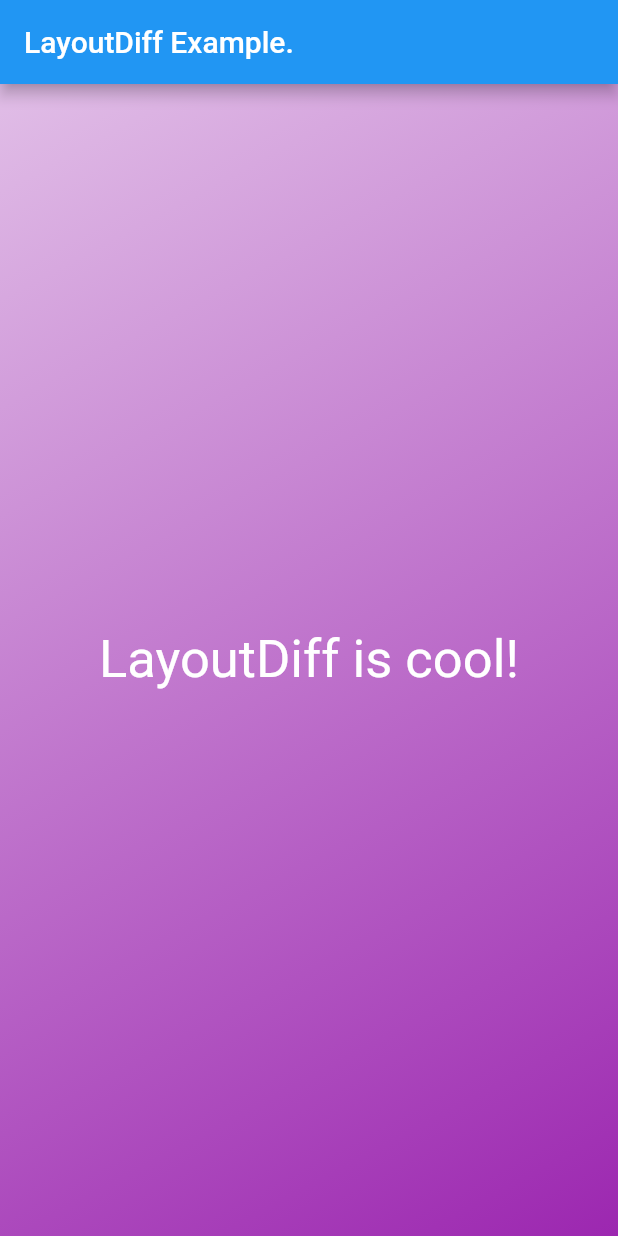
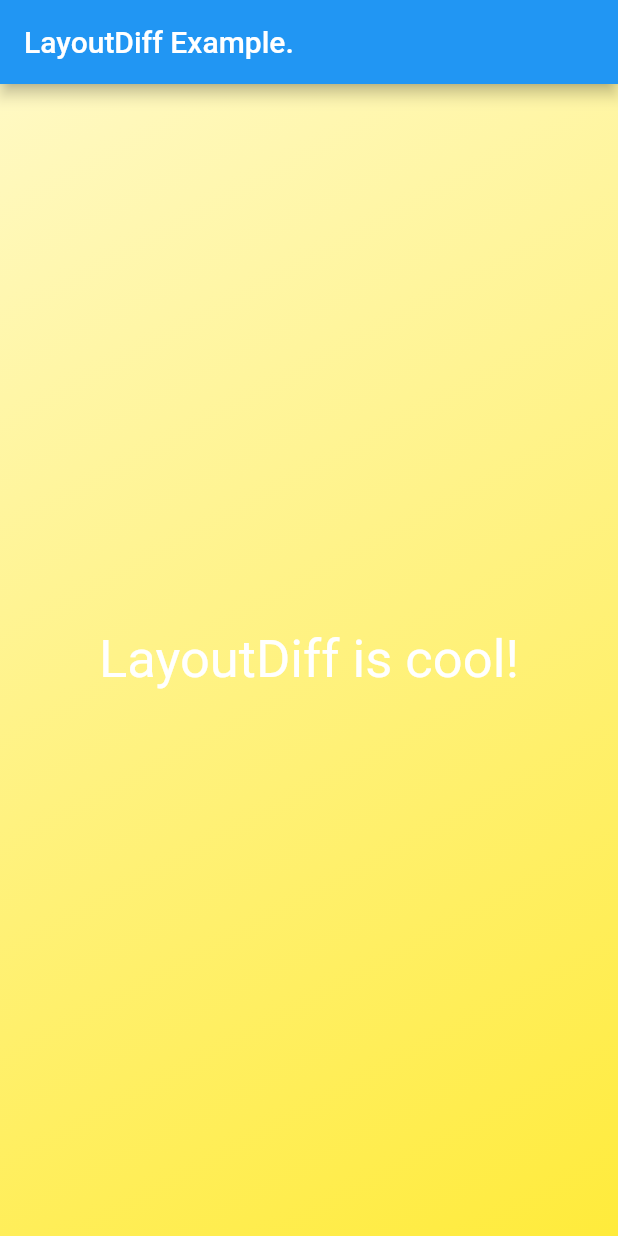
Before and after one commit to LayoutDiff/layoutdiff-app-example, a Flutter app: the screen it shows after launch, on a phone screen of 412 x 824 dp. Run offline on Flutter 3.47's test engine with Material 2 defaults, Android fonts, the phone set to English and light mode, and no system bars.

Commit message:
Update main.dart

```diff
--- a/lib/main.dart
+++ b/lib/main.dart
@@ -17,7 +17,7 @@ class LayoutDiffExample extends StatelessWidget {
             gradient: LinearGradient(
               begin: Alignment.topLeft,
               end: Alignment.bottomRight,
-              colors: [Colors.purple[100], Colors.purple[500]]
+              colors: [Colors.yellow[100], Colors.yellow[500]]
             )
           ),
           child: Center(
```
